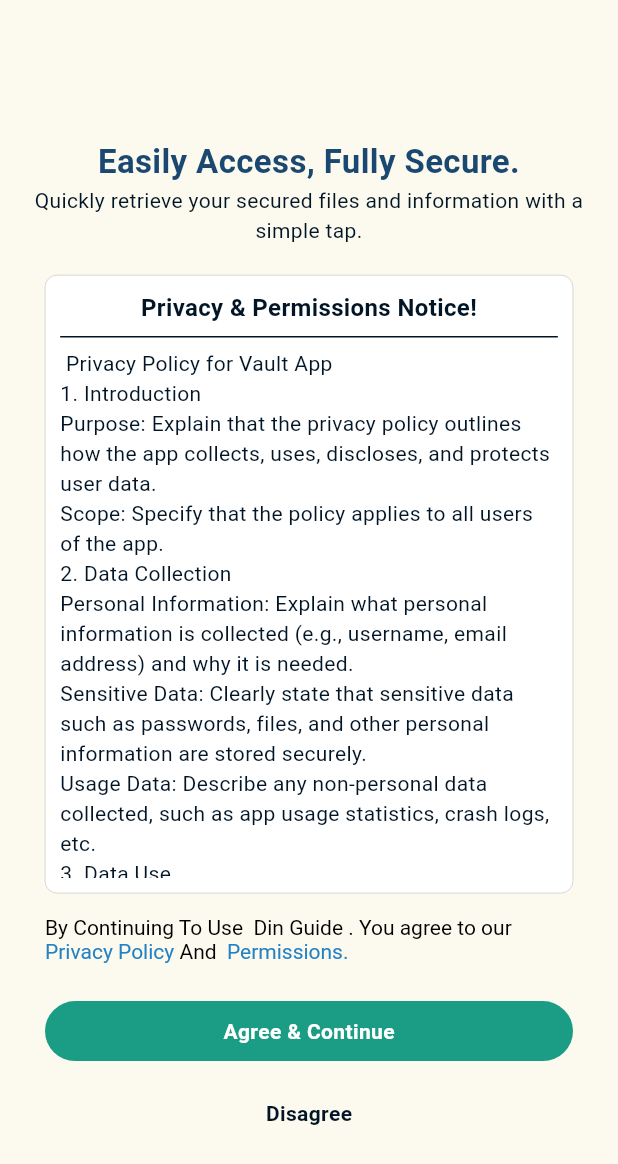
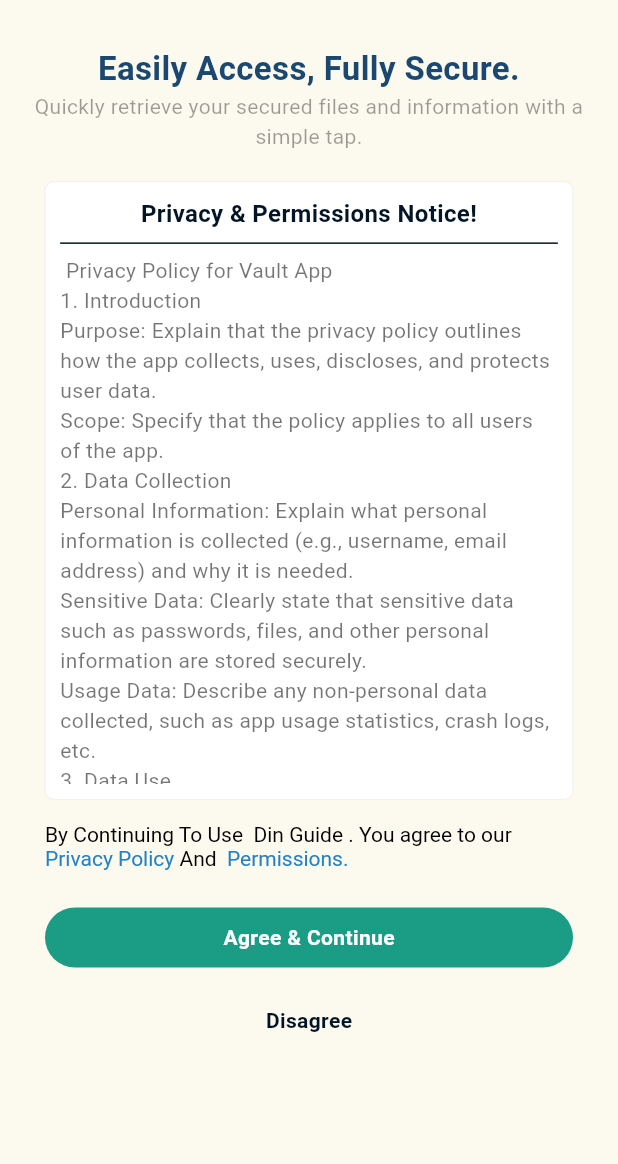
Before and after one commit to alazad214/Al-Quran-App, a Flutter app: the screen it shows after launch, on a phone screen of 412 x 824 dp. Shown: the top 1164 px of the screen. Run offline on Flutter 3.47's test engine with Material 3 defaults, Android fonts, the phone set to English and light mode, and no system bars; our stand-ins replace get, shared_preferences, toastification.

Commit message:
onboading added

```diff
--- a/lib/app/moduls/onboading/utils/desagree_button.dart
+++ b/lib/app/moduls/onboading/utils/desagree_button.dart
@@ -3,10 +3,8 @@ import 'package:al_quran_app/widgets/app_button.dart';
 import 'package:flutter/material.dart';
 import 'package:flutter/services.dart';
 import 'package:get/get.dart';
-
 import '../../../../utils/app_colors.dart';
 import '../../../../utils/app_config.dart';
-import '../../quran/views/quran_screen.dart';
 
 class DesagreeButton extends StatelessWidget {
   const DesagreeButton({super.key});
@@ -61,10 +59,10 @@ class DesagreeButton extends StatelessWidget {
                       )),
                   TextButton(
                       onPressed: () {
-                        Get.offAll(() => QuranScreen());
+                        Get.back();
                       },
                       child: const Text(
-                        'Continue',
+                        'back',
                         style: TextStyle(color: primaryColor),
                       )),
                 ],
--- a/lib/app/moduls/onboading/utils/onboading_title_subtitle.dart
+++ b/lib/app/moduls/onboading/utils/onboading_title_subtitle.dart
@@ -21,7 +21,7 @@ class OnboadingTitleSubtitle extends StatelessWidget {
           textAlign: TextAlign.center,
           'Quickly retrieve your secured files and information with a simple tap.',
           style: TextStyle(
-            color: primaryColor,
+            color: Colors.black38,
             fontSize: 14,
           ),
         ),
--- a/lib/app/moduls/onboading/utils/privacy_permision_box.dart
+++ b/lib/app/moduls/onboading/utils/privacy_permision_box.dart
@@ -14,8 +14,9 @@ class PrivacyPermisionBox extends StatelessWidget {
       margin:
           const EdgeInsets.only(top: 20.0, left: 15, right: 15, bottom: 15.0),
       decoration: BoxDecoration(
-        border: Border.all(width: 0.1),
-          borderRadius: BorderRadius.circular(8.0), color: whiteColor),
+          border: Border.all(width: 0.1, color: Colors.black38),
+          borderRadius: BorderRadius.circular(6.0),
+          color: whiteColor),
       child: const SingleChildScrollView(
         child: Column(
           children: [
@@ -34,7 +35,7 @@ class PrivacyPermisionBox extends StatelessWidget {
               textAlign: TextAlign.start,
               AppString.privacyAndPermissions,
               style: TextStyle(
-                color: primaryColor,
+                color: Colors.black54,
                 fontSize: 14,
               ),
             ),
--- a/lib/app/moduls/onboading/views/onboading_screen.dart
+++ b/lib/app/moduls/onboading/views/onboading_screen.dart
@@ -12,23 +12,19 @@ class OnboadingScreen extends StatelessWidget {
 
   @override
   Widget build(BuildContext context) {
-    final screenSize = MediaQuery.of(context).size;
     return Scaffold(
       backgroundColor: appColor3,
       body: Padding(
         padding: const EdgeInsets.only(
-            left: 15.0, right: 15.0, top: 10.0, bottom: 30.0),
+            left: 15.0, right: 15.0, top: 30.0, bottom: 30.0),
         child: ListView(
-          children: [
-            Container(
-              height: screenSize.height / 10,
-            ),
-            const OnboadingTitleSubtitle(),
-            const PrivacyPermisionBox(),
-            const PrivacyPermisionCheckupText(),
-            const AgreeContinueButton(),
-            const SizedBox(height: 15),
-            const DesagreeButton()
+          children: const [
+            OnboadingTitleSubtitle(),
+            PrivacyPermisionBox(),
+            PrivacyPermisionCheckupText(),
+            AgreeContinueButton(),
+            SizedBox(height: 15),
+            DesagreeButton()
           ],
         ),
       ),
```
Also changed, not shown: lib/app/logic/service/shared_service.dart (deleted, +0 -34 lines), lib/app/moduls/onboading/utils/agree_continue_button.dart (+60 -14 lines), lib/app/moduls/splash/view/splash.dart (+15 -2 lines).
